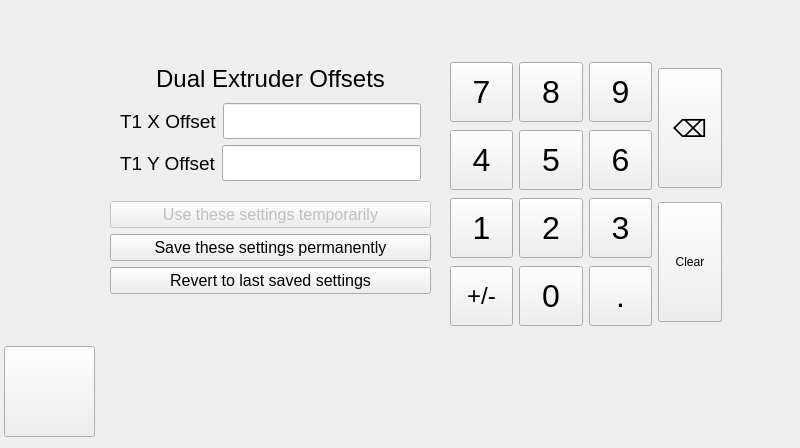
Before: the Qt Designer form ClientApp/qt/duexsetuppage_qt.ui in re3Dprinting/touchscreen, drawn with Qt 5.
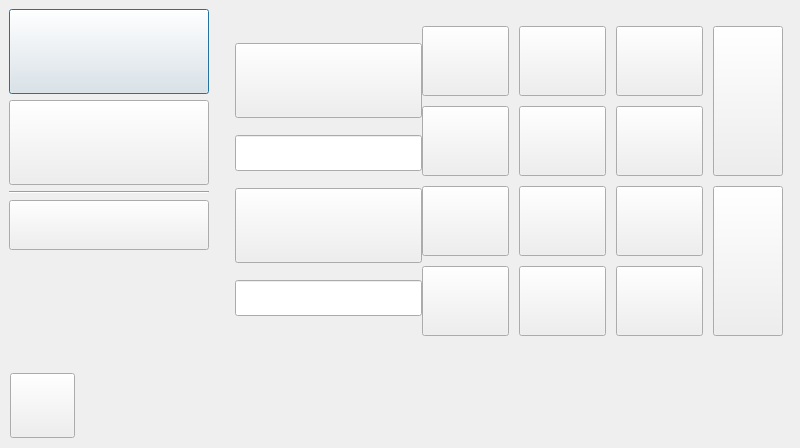
After: the same form once the commit is applied. Icons and pictures are not drawn. Custom widgets are drawn as their Qt base class.

Commit message: Styled Scroll Bar added to Settings Page Kinetic Scrolling added to tableview QSS Stylesheet commented Serial Page overhauled Duex Page overhauled Debug Page overhauled

```diff
--- a/ClientApp/qt/duexsetuppage_qt.ui
+++ b/ClientApp/qt/duexsetuppage_qt.ui
@@ -16,157 +16,339 @@
     <height>448</height>
    </size>
   </property>
+  <property name="focusPolicy">
+   <enum>Qt::NoFocus</enum>
+  </property>
   <property name="windowTitle">
    <string>ControlWindow</string>
   </property>
-  <property name="focusPolicy">
-    <enum>Qt::NoFocus</enum>
-  </property>
-  <widget class="QPushButton" name="Back">
-   <property name="geometry">
-    <rect>
-     <x>4</x>
-     <y>346</y>
-     <width>91</width>
-     <height>91</height>
-    </rect>
+  <layout class="QVBoxLayout" name="verticalLayout_6">
+   <property name="spacing">
+    <number>0</number>
+   </property>
+   <property name="leftMargin">
+    <number>0</number>
    </property>
-   <property name="maximumSize">
-    <size>
-     <width>100</width>
-     <height>100</height>
-    </size>
+   <property name="topMargin">
+    <number>0</number>
    </property>
-   <property name="focusPolicy">
-    <enum>Qt::NoFocus</enum>
+   <property name="rightMargin">
+    <number>0</number>
    </property>
-   <property name="text">
-    <string/>
+   <property name="bottomMargin">
+    <number>0</number>
    </property>
-   <property name="icon">
-    <iconset>
-     <normaloff>img/back.png</normaloff>img/back.png</iconset>
-   </property>
-   <property name="iconSize">
-    <size>
-     <width>100</width>
-     <height>100</height>
-    </size>
-   </property>
-  </widget>
-  <widget class="QWidget" name="verticalLayoutWidget">
-   <property name="geometry">
-    <rect>
-     <x>120</x>
-     <y>60</y>
-     <width>301</width>
-     <height>121</height>
-    </rect>
-   </property>
-   <layout class="QVBoxLayout" name="verticalLayout">
     <item>
-     <widget class="QLabel" name="label_3">
-      <property name="font">
-       <font>
-        <pointsize>18</pointsize>
-       </font>
-      </property>
-      <property name="text">
-       <string>Dual Extruder Offsets</string>
-      </property>
-      <property name="alignment">
-       <set>Qt::AlignCenter</set>
-      </property>
-     </widget>
-    </item>
-    <item>
-     <layout class="QHBoxLayout" name="horizontalLayout">
-      <item>
-       <widget class="QLabel" name="label">
-        <property name="font">
-         <font>
-          <pointsize>14</pointsize>
-         </font>
-        </property>
-        <property name="text">
-         <string>T1 X Offset</string>
-        </property>
-       </widget>
-      </item>
-      <item>
-       <widget class="JTLineEdit" name="w_lineedit_x1">
-        <property name="focusPolicy">
-         <enum>Qt::StrongFocus</enum>
-        </property>
-        <property name="maximumSize">
-         <size>
-          <width>16777215</width>
-          <height>16777215</height>
-         </size>
-        </property>
-        <property name="font">
-         <font>
-          <pointsize>18</pointsize>
-         </font>
-        </property>
-       </widget>
-      </item>
-     </layout>
-    </item>
-    <item>
-     <layout class="QHBoxLayout" name="horizontalLayout_2">
-      <item>
-       <widget class="QLabel" name="label_2">
-        <property name="font">
-         <font>
-          <pointsize>14</pointsize>
-         </font>
-        </property>
-        <property name="text">
-         <string>T1 Y Offset</string>
-        </property>
-       </widget>
-      </item>
-      <item>
-       <widget class="JTLineEdit" name="w_lineedit_y1">
-        <property name="focusPolicy">
-         <enum>Qt::StrongFocus</enum>
-        </property>
-        <property name="maximumSize">
-         <size>
-          <width>16777215</width>
-          <height>16777215</height>
-         </size>
-        </property>
-        <property name="font">
-         <font>
-          <pointsize>18</pointsize>
-         </font>
-        </property>
-       </widget>
-      </item>
-     </layout>
-    </item>
-   </layout>
-  </widget>
-  <widget class="QWidget" name="horizontalLayoutWidget">
-   <property name="geometry">
-    <rect>
-     <x>450</x>
-     <y>60</y>
-     <width>272</width>
-     <height>271</height>
-    </rect>
-   </property>
    <layout class="QHBoxLayout" name="horizontalLayout_3">
     <item>
+      <widget class="QWidget" name="LeftBar" native="true">
+       <layout class="QVBoxLayout" name="verticalLayout_7">
+        <property name="spacing">
+         <number>6</number>
+        </property>
+        <property name="leftMargin">
+         <number>9</number>
+        </property>
+        <property name="topMargin">
+         <number>9</number>
+        </property>
+        <property name="rightMargin">
+         <number>9</number>
+        </property>
+        <property name="bottomMargin">
+         <number>9</number>
+        </property>
+        <item>
+         <widget class="QPushButton" name="w_pushbutton_permanent">
+          <property name="sizePolicy">
+           <sizepolicy hsizetype="Preferred" vsizetype="Maximum">
+            <horstretch>0</horstretch>
+            <verstretch>0</verstretch>
+           </sizepolicy>
+          </property>
+          <property name="minimumSize">
+           <size>
+            <width>160</width>
+            <height>85</height>
+           </size>
+          </property>
+          <property name="maximumSize">
+           <size>
+            <width>16777215</width>
+            <height>16777215</height>
+           </size>
+          </property>
+          <property name="text">
+           <string/>
+          </property>
+          <property name="icon">
+           <iconset resource="img.qrc">
+            <normaloff>:/img/img/Save_Permanently.png</normaloff>:/img/img/Save_Permanently.png</iconset>
+          </property>
+          <property name="iconSize">
+           <size>
+            <width>140</width>
+            <height>65</height>
+           </size>
+          </property>
+         </widget>
+        </item>
+        <item>
+         <widget class="QPushButton" name="w_pushbutton_temporary">
+          <property name="sizePolicy">
+           <sizepolicy hsizetype="Preferred" vsizetype="Maximum">
+            <horstretch>0</horstretch>
+            <verstretch>0</verstretch>
+           </sizepolicy>
+          </property>
+          <property name="minimumSize">
+           <size>
+            <width>160</width>
+            <height>85</height>
+           </size>
+          </property>
+          <property name="maximumSize">
+           <size>
+            <width>16777215</width>
+            <height>16777215</height>
+           </size>
+          </property>
+          <property name="text">
+           <string/>
+          </property>
+          <property name="icon">
+           <iconset resource="img.qrc">
+            <normaloff>:/img/img/Add_Log_Marker.png</normaloff>:/img/img/Add_Log_Marker.png</iconset>
+          </property>
+          <property name="iconSize">
+           <size>
+            <width>140</width>
+            <height>65</height>
+           </size>
+          </property>
+         </widget>
+        </item>
+        <item>
+         <widget class="Line" name="line">
+          <property name="orientation">
+           <enum>Qt::Horizontal</enum>
+          </property>
+         </widget>
+        </item>
+        <item>
+         <widget class="QPushButton" name="w_pushbutton_revert">
+          <property name="sizePolicy">
+           <sizepolicy hsizetype="Preferred" vsizetype="Maximum">
+            <horstretch>0</horstretch>
+            <verstretch>0</verstretch>
+           </sizepolicy>
+          </property>
+          <property name="minimumSize">
+           <size>
+            <width>160</width>
+            <height>50</height>
+           </size>
+          </property>
+          <property name="maximumSize">
+           <size>
+            <width>16777215</width>
+            <height>16777215</height>
+           </size>
+          </property>
+          <property name="text">
+           <string/>
+          </property>
+          <property name="icon">
+           <iconset resource="img.qrc">
+            <normaloff>:/img/img/Revert_to_last_saved.png</normaloff>:/img/img/Revert_to_last_saved.png</iconset>
+          </property>
+          <property name="iconSize">
+           <size>
+            <width>140</width>
+            <height>30</height>
+           </size>
+          </property>
+         </widget>
+        </item>
+        <item>
+         <spacer name="verticalSpacer">
+          <property name="orientation">
+           <enum>Qt::Vertical</enum>
+          </property>
+          <property name="sizeHint" stdset="0">
+           <size>
+            <width>20</width>
+            <height>40</height>
+           </size>
+          </property>
+         </spacer>
+        </item>
+        <item>
+         <spacer name="horizontalSpacer_2">
+          <property name="orientation">
+           <enum>Qt::Horizontal</enum>
+          </property>
+          <property name="sizeType">
+           <enum>QSizePolicy::Fixed</enum>
+          </property>
+          <property name="sizeHint" stdset="0">
+           <size>
+            <width>200</width>
+            <height>20</height>
+           </size>
+          </property>
+         </spacer>
+        </item>
+       </layout>
+      </widget>
+     </item>
+     <item>
+      <layout class="QGridLayout" name="gridLayout">
+       <item row="0" column="0">
+        <spacer name="horizontalSpacer_3">
+         <property name="orientation">
+          <enum>Qt::Horizontal</enum>
+         </property>
+         <property name="sizeHint" stdset="0">
+          <size>
+           <width>40</width>
+           <height>20</height>
+          </size>
+         </property>
+        </spacer>
+       </item>
+       <item row="0" column="1">
+        <layout class="QVBoxLayout" name="verticalLayout">
+         <item>
+          <widget class="QPushButton" name="t1xIcon">
+           <property name="sizePolicy">
+            <sizepolicy hsizetype="Preferred" vsizetype="Maximum">
+             <horstretch>0</horstretch>
+             <verstretch>0</verstretch>
+            </sizepolicy>
+           </property>
+           <property name="minimumSize">
+            <size>
+             <width>75</width>
+             <height>75</height>
+            </size>
+           </property>
+           <property name="maximumSize">
+            <size>
+             <width>16777215</width>
+             <height>16777215</height>
+            </size>
+           </property>
+           <property name="focusPolicy">
+            <enum>Qt::NoFocus</enum>
+           </property>
+           <property name="text">
+            <string/>
+           </property>
+           <property name="icon">
+            <iconset resource="img.qrc">
+             <normaloff>:/img/img/T1_X.png</normaloff>:/img/img/T1_X.png</iconset>
+           </property>
+           <property name="iconSize">
+            <size>
+             <width>100</width>
+             <height>100</height>
+            </size>
+           </property>
+          </widget>
+         </item>
+         <item>
+          <widget class="DuexLineEdit" name="w_lineedit_x1">
+           <property name="maximumSize">
+            <size>
+             <width>16777215</width>
+             <height>16777215</height>
+            </size>
+           </property>
+           <property name="font">
+            <font>
+             <pointsize>18</pointsize>
+            </font>
+           </property>
+           <property name="focusPolicy">
+            <enum>Qt::StrongFocus</enum>
+           </property>
+          </widget>
+         </item>
+         <item>
+          <widget class="QPushButton" name="t1yIcon">
+           <property name="sizePolicy">
+            <sizepolicy hsizetype="Preferred" vsizetype="Maximum">
+             <horstretch>0</horstretch>
+             <verstretch>0</verstretch>
+            </sizepolicy>
+           </property>
+           <property name="minimumSize">
+            <size>
+             <width>75</width>
+             <height>75</height>
+            </size>
+           </property>
+           <property name="maximumSize">
+            <size>
+             <width>16777215</width>
+             <height>16777215</height>
+            </size>
+           </property>
+           <property name="focusPolicy">
+            <enum>Qt::NoFocus</enum>
+           </property>
+           <property name="text">
+            <string/>
+           </property>
+           <property name="icon">
+            <iconset resource="img.qrc">
+             <normaloff>:/img/img/T1_Y.png</normaloff>:/img/img/T1_Y.png</iconset>
+           </property>
+           <property name="iconSize">
+            <size>
+             <width>100</width>
+             <height>100</height>
+            </size>
+           </property>
+          </widget>
+         </item>
+         <item>
+          <widget class="DuexLineEdit" name="w_lineedit_y1">
+           <property name="maximumSize">
+            <size>
+             <width>16777215</width>
+             <height>16777215</height>
+            </size>
+           </property>
+           <property name="font">
+            <font>
+             <pointsize>18</pointsize>
+            </font>
+           </property>
+           <property name="focusPolicy">
+            <enum>Qt::StrongFocus</enum>
+           </property>
+          </widget>
+         </item>
+        </layout>
+       </item>
+       <item row="0" column="2">
+        <layout class="QHBoxLayout" name="NumberPad">
+         <property name="spacing">
+          <number>10</number>
+         </property>
+         <item>
      <layout class="QVBoxLayout" name="verticalLayout_3">
+           <property name="spacing">
+            <number>10</number>
+           </property>
       <item>
        <widget class="QPushButton" name="w_pushbutton_7">
         <property name="minimumSize">
          <size>
-          <width>60</width>
-          <height>60</height>
+               <width>70</width>
+               <height>70</height>
          </size>
         </property>
         <property name="font">
@@ -178,7 +360,17 @@
          <enum>Qt::NoFocus</enum>
         </property>
         <property name="text">
-         <string>7</string>
+              <string/>
+             </property>
+             <property name="icon">
+              <iconset resource="img.qrc">
+               <normaloff>:/img/img/7.png</normaloff>:/img/img/7.png</iconset>
+             </property>
+             <property name="iconSize">
+              <size>
+               <width>70</width>
+               <height>70</height>
+              </size>
         </property>
        </widget>
       </item>
@@ -186,8 +378,8 @@
        <widget class="QPushButton" name="w_pushbutton_4">
         <property name="minimumSize">
          <size>
-          <width>60</width>
-          <height>60</height>
+               <width>70</width>
+               <height>70</height>
          </size>
         </property>
         <property name="font">
@@ -199,7 +391,17 @@
          <enum>Qt::NoFocus</enum>
         </property>
         <property name="text">
-         <string>4</string>
+              <string/>
+             </property>
+             <property name="icon">
+              <iconset resource="img.qrc">
+               <normaloff>:/img/img/4.png</normaloff>:/img/img/4.png</iconset>
+             </property>
+             <property name="iconSize">
+              <size>
+               <width>70</width>
+               <height>70</height>
+              </size>
         </property>
        </widget>
       </item>
@@ -207,8 +409,8 @@
        <widget class="QPushButton" name="w_pushbutton_1">
         <property name="minimumSize">
          <size>
-          <width>60</width>
-          <height>60</height>
+               <width>70</width>
+               <height>70</height>
          </size>
         </property>
         <property name="font">
@@ -220,7 +422,17 @@
          <enum>Qt::NoFocus</enum>
         </property>
         <property name="text">
-         <string>1</string>
+              <string/>
+             </property>
+             <property name="icon">
+              <iconset resource="img.qrc">
+               <normaloff>:/img/img/1.png</normaloff>:/img/img/1.png</iconset>
+             </property>
+             <property name="iconSize">
+              <size>
+               <width>70</width>
+               <height>70</height>
+              </size>
         </property>
        </widget>
       </item>
@@ -228,8 +440,8 @@
        <widget class="QPushButton" name="w_pushbutton_negative">
         <property name="minimumSize">
          <size>
-          <width>60</width>
-          <height>60</height>
+               <width>70</width>
+               <height>70</height>
          </size>
         </property>
         <property name="font">
@@ -241,7 +453,17 @@
          <enum>Qt::NoFocus</enum>
         </property>
         <property name="text">
-         <string>+/-</string>
+              <string/>
+             </property>
+             <property name="icon">
+              <iconset resource="img.qrc">
+               <normaloff>:/img/img/+--.png</normaloff>:/img/img/+--.png</iconset>
+             </property>
+             <property name="iconSize">
+              <size>
+               <width>70</width>
+               <height>70</height>
+              </size>
         </property>
        </widget>
       </item>
@@ -249,12 +471,15 @@
     </item>
     <item>
      <layout class="QVBoxLayout" name="verticalLayout_5">
+           <property name="spacing">
+            <number>10</number>
+           </property>
       <item>
        <widget class="QPushButton" name="w_pushbutton_8">
         <property name="minimumSize">
          <size>
-          <width>60</width>
-          <height>60</height>
+               <width>70</width>
+               <height>70</height>
          </size>
         </property>
         <property name="font">
@@ -266,7 +491,17 @@
          <enum>Qt::NoFocus</enum>
         </property>
         <property name="text">
-         <string>8</string>
+              <string/>
+             </property>
+             <property name="icon">
+              <iconset resource="img.qrc">
+               <normaloff>:/img/img/8.png</normaloff>:/img/img/8.png</iconset>
+             </property>
+             <property name="iconSize">
+              <size>
+               <width>70</width>
+               <height>70</height>
+              </size>
         </property>
        </widget>
       </item>
@@ -274,8 +509,8 @@
        <widget class="QPushButton" name="w_pushbutton_5">
         <property name="minimumSize">
          <size>
-          <width>60</width>
-          <height>60</height>
+               <width>70</width>
+               <height>70</height>
          </size>
         </property>
         <property name="font">
@@ -287,7 +522,17 @@
          <enum>Qt::NoFocus</enum>
         </property>
         <property name="text">
-         <string>5</string>
+              <string/>
+             </property>
+             <property name="icon">
+              <iconset resource="img.qrc">
+               <normaloff>:/img/img/5.png</normaloff>:/img/img/5.png</iconset>
+             </property>
+             <property name="iconSize">
+              <size>
+               <width>70</width>
+               <height>70</height>
+              </size>
         </property>
        </widget>
       </item>
@@ -295,8 +540,8 @@
        <widget class="QPushButton" name="w_pushbutton_2">
         <property name="minimumSize">
          <size>
-          <width>60</width>
-          <height>60</height>
+               <width>70</width>
+               <height>70</height>
          </size>
         </property>
         <property name="font">
@@ -308,7 +553,17 @@
          <enum>Qt::NoFocus</enum>
         </property>
         <property name="text">
-         <string>2</string>
+              <string/>
+             </property>
+             <property name="icon">
+              <iconset resource="img.qrc">
+               <normaloff>:/img/img/2.png</normaloff>:/img/img/2.png</iconset>
+             </property>
+             <property name="iconSize">
+              <size>
+               <width>70</width>
+               <height>70</height>
+              </size>
         </property>
        </widget>
       </item>
@@ -316,8 +571,8 @@
        <widget class="QPushButton" name="w_pushbutton_0">
         <property name="minimumSize">
          <size>
-          <width>60</width>
-          <height>60</height>
+               <width>70</width>
+               <height>70</height>
          </size>
         </property>
         <property name="font">
@@ -329,7 +584,17 @@
          <enum>Qt::NoFocus</enum>
         </property>
         <property name="text">
-         <string>0</string>
+              <string/>
+             </property>
+             <property name="icon">
+              <iconset resource="img.qrc">
+               <normaloff>:/img/img/0.png</normaloff>:/img/img/0.png</iconset>
+             </property>
+             <property name="iconSize">
+              <size>
+               <width>70</width>
+               <height>70</height>
+              </size>
         </property>
        </widget>
       </item>
@@ -337,12 +602,15 @@
     </item>
     <item>
      <layout class="QVBoxLayout" name="verticalLayout_4">
+           <property name="spacing">
+            <number>10</number>
+           </property>
       <item>
        <widget class="QPushButton" name="w_pushbutton_9">
         <property name="minimumSize">
          <size>
-          <width>60</width>
-          <height>60</height>
+               <width>70</width>
+               <height>70</height>
          </size>
         </property>
         <property name="font">
@@ -354,7 +622,17 @@
          <enum>Qt::NoFocus</enum>
         </property>
         <property name="text">
-         <string>9</string>
+              <string/>
+             </property>
+             <property name="icon">
+              <iconset resource="img.qrc">
+               <normaloff>:/img/img/9.png</normaloff>:/img/img/9.png</iconset>
+             </property>
+             <property name="iconSize">
+              <size>
+               <width>70</width>
+               <height>70</height>
+              </size>
         </property>
        </widget>
       </item>
@@ -362,8 +640,8 @@
        <widget class="QPushButton" name="w_pushbutton_6">
         <property name="minimumSize">
          <size>
-          <width>60</width>
-          <height>60</height>
+               <width>70</width>
+               <height>70</height>
          </size>
         </property>
         <property name="font">
@@ -375,7 +653,17 @@
          <enum>Qt::NoFocus</enum>
         </property>
         <property name="text">
-         <string>6</string>
+              <string/>
+             </property>
+             <property name="icon">
+              <iconset resource="img.qrc">
+               <normaloff>:/img/img/6.png</normaloff>:/img/img/6.png</iconset>
+             </property>
+             <property name="iconSize">
+              <size>
+               <width>70</width>
+               <height>70</height>
+              </size>
         </property>
        </widget>
       </item>
@@ -383,8 +671,8 @@
        <widget class="QPushButton" name="w_pushbutton_3">
         <property name="minimumSize">
          <size>
-          <width>60</width>
-          <height>60</height>
+               <width>70</width>
+               <height>70</height>
          </size>
         </property>
         <property name="font">
@@ -396,7 +684,17 @@
          <enum>Qt::NoFocus</enum>
         </property>
         <property name="text">
-         <string>3</string>
+              <string/>
+             </property>
+             <property name="icon">
+              <iconset resource="img.qrc">
+               <normaloff>:/img/img/3.png</normaloff>:/img/img/3.png</iconset>
+             </property>
+             <property name="iconSize">
+              <size>
+               <width>70</width>
+               <height>70</height>
+              </size>
         </property>
        </widget>
       </item>
@@ -404,8 +702,8 @@
        <widget class="QPushButton" name="w_pushbutton_decimal">
         <property name="minimumSize">
          <size>
-          <width>60</width>
-          <height>60</height>
+               <width>70</width>
+               <height>70</height>
          </size>
         </property>
         <property name="font">
@@ -417,7 +715,17 @@
          <enum>Qt::NoFocus</enum>
         </property>
         <property name="text">
-         <string>.</string>
+              <string/>
+             </property>
+             <property name="icon">
+              <iconset resource="img.qrc">
+               <normaloff>:/img/img/0.png</normaloff>:/img/img/0.png</iconset>
+             </property>
+             <property name="iconSize">
+              <size>
+               <width>70</width>
+               <height>70</height>
+              </size>
         </property>
        </widget>
       </item>
@@ -425,12 +733,15 @@
     </item>
     <item>
      <layout class="QVBoxLayout" name="verticalLayout_2">
+           <property name="spacing">
+            <number>10</number>
+           </property>
       <item>
        <widget class="QPushButton" name="w_pushbutton_delete">
         <property name="minimumSize">
          <size>
-          <width>60</width>
-          <height>120</height>
+               <width>70</width>
+               <height>150</height>
          </size>
         </property>
         <property name="font">
@@ -442,7 +753,17 @@
          <enum>Qt::NoFocus</enum>
         </property>
         <property name="text">
-         <string>⌫</string>
+              <string/>
+             </property>
+             <property name="icon">
+              <iconset resource="img.qrc">
+               <normaloff>:/img/img/_-.png</normaloff>:/img/img/_-.png</iconset>
+             </property>
+             <property name="iconSize">
+              <size>
+               <width>70</width>
+               <height>150</height>
+              </size>
         </property>
        </widget>
       </item>
@@ -450,112 +771,128 @@
        <widget class="QPushButton" name="w_pushbutton_clear">
         <property name="minimumSize">
          <size>
-          <width>60</width>
-          <height>120</height>
+               <width>70</width>
+               <height>150</height>
          </size>
         </property>
         <property name="focusPolicy">
          <enum>Qt::NoFocus</enum>
         </property>
         <property name="text">
-         <string>Clear</string>
-        </property>
+              <string/>
+             </property>
+             <property name="icon">
+              <iconset resource="img.qrc">
+               <normaloff>:/img/img/X.png</normaloff>:/img/img/X.png</iconset>
+             </property>
+             <property name="iconSize">
+              <size>
+               <width>70</width>
+               <height>150</height>
+              </size>
+             </property>
        </widget>
       </item>
      </layout>
     </item>
    </layout>
-  </widget>
-  <widget class="QWidget" name="widget" native="true">
-   <property name="geometry">
-    <rect>
-     <x>110</x>
-     <y>201</y>
-     <width>321</width>
-     <height>151</height>
-    </rect>
-   </property>
+       </item>
+       <item row="0" column="3">
+        <spacer name="horizontalSpacer_4">
+         <property name="orientation">
+          <enum>Qt::Horizontal</enum>
+         </property>
+         <property name="sizeHint" stdset="0">
+          <size>
+           <width>40</width>
+           <height>20</height>
+          </size>
+         </property>
+        </spacer>
+       </item>
+      </layout>
+     </item>
+    </layout>
+   </item>
+   <item>
+    <widget class="QWidget" name="BottomBar" native="true">
+     <layout class="QHBoxLayout" name="horizontalLayout_4">
+      <property name="leftMargin">
+       <number>10</number>
+      </property>
+      <property name="topMargin">
+       <number>10</number>
+      </property>
+      <property name="rightMargin">
+       <number>10</number>
+      </property>
+      <property name="bottomMargin">
+       <number>10</number>
+      </property>
+      <item>
+       <widget class="QPushButton" name="Back">
    <property name="sizePolicy">
-    <sizepolicy hsizetype="Preferred" vsizetype="Fixed">
+         <sizepolicy hsizetype="Maximum" vsizetype="Maximum">
      <horstretch>0</horstretch>
      <verstretch>0</verstretch>
     </sizepolicy>
    </property>
-   <layout class="QVBoxLayout" name="verticalLayout_6" stretch="1,1,1">
-    <property name="sizeConstraint">
-     <enum>QLayout::SetMaximumSize</enum>
-    </property>
-    <property name="topMargin">
-     <number>0</number>
-    </property>
-    <property name="bottomMargin">
-     <number>0</number>
-    </property>
-    <item>
-     <widget class="QPushButton" name="w_pushbutton_temporary">
-      <property name="enabled">
-       <bool>false</bool>
-      </property>
+        <property name="minimumSize">
+         <size>
+          <width>65</width>
+          <height>65</height>
+         </size>
+        </property>
       <property name="maximumSize">
        <size>
-        <width>400</width>
+          <width>16777215</width>
         <height>16777215</height>
        </size>
       </property>
-      <property name="font">
-       <font>
-        <pointsize>12</pointsize>
-       </font>
+        <property name="focusPolicy">
+         <enum>Qt::NoFocus</enum>
       </property>
       <property name="text">
-       <string>Use these settings temporarily</string>
-      </property>
-     </widget>
-    </item>
-    <item>
-     <widget class="QPushButton" name="w_pushbutton_permanent">
-      <property name="maximumSize">
+         <string/>
+        </property>
+        <property name="icon">
+         <iconset resource="img.qrc">
+          <normaloff>:/img/img/Small_arrow.png</normaloff>:/img/img/Small_arrow.png</iconset>
+        </property>
+        <property name="iconSize">
        <size>
-        <width>400</width>
-        <height>16777215</height>
-       </size>
-      </property>
-      <property name="font">
-       <font>
-        <pointsize>12</pointsize>
-       </font>
-      </property>
-      <property name="text">
-       <string>Save these settings permanently</string>
-      </property>
+          <width>55</width>
+          <height>55</height>
+         </size>
+        </property>
      </widget>
     </item>
     <item>
-     <widget class="QPushButton" name="w_pushbutton_revert">
-      <property name="maximumSize">
+       <spacer name="horizontalSpacer">
+        <property name="orientation">
+         <enum>Qt::Horizontal</enum>
+        </property>
+        <property name="sizeType">
+         <enum>QSizePolicy::Expanding</enum>
+        </property>
+        <property name="sizeHint" stdset="0">
        <size>
-        <width>400</width>
-        <height>16777215</height>
-       </size>
-      </property>
-      <property name="font">
-       <font>
-        <pointsize>12</pointsize>
-       </font>
-      </property>
-      <property name="text">
-       <string>Revert to last saved settings</string>
-      </property>
-     </widget>
+          <width>282</width>
+          <height>40</height>
+         </size>
+        </property>
+       </spacer>
     </item>
    </layout>
   </widget>
+   </item>
+  </layout>
  </widget>
  <customwidgets>
   <customwidget>
-   <class>JTLineEdit</class>
+   <class>DuexLineEdit</class>
    <extends>QLineEdit</extends>
-   <header>jtlineedit.h</header>
+   <header>duexsetuppage</header>
   </customwidget>
  </customwidgets>
   <resources>
```
Lines whose indentation alone changed are shown as unchanged. The commit also changes 30 other files.
